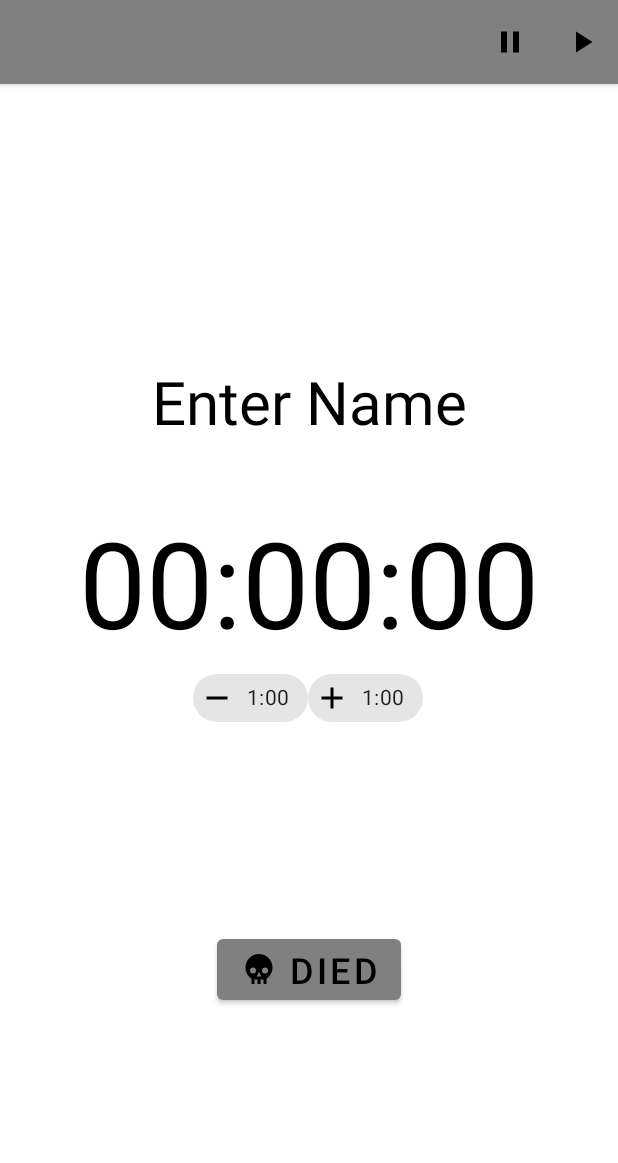
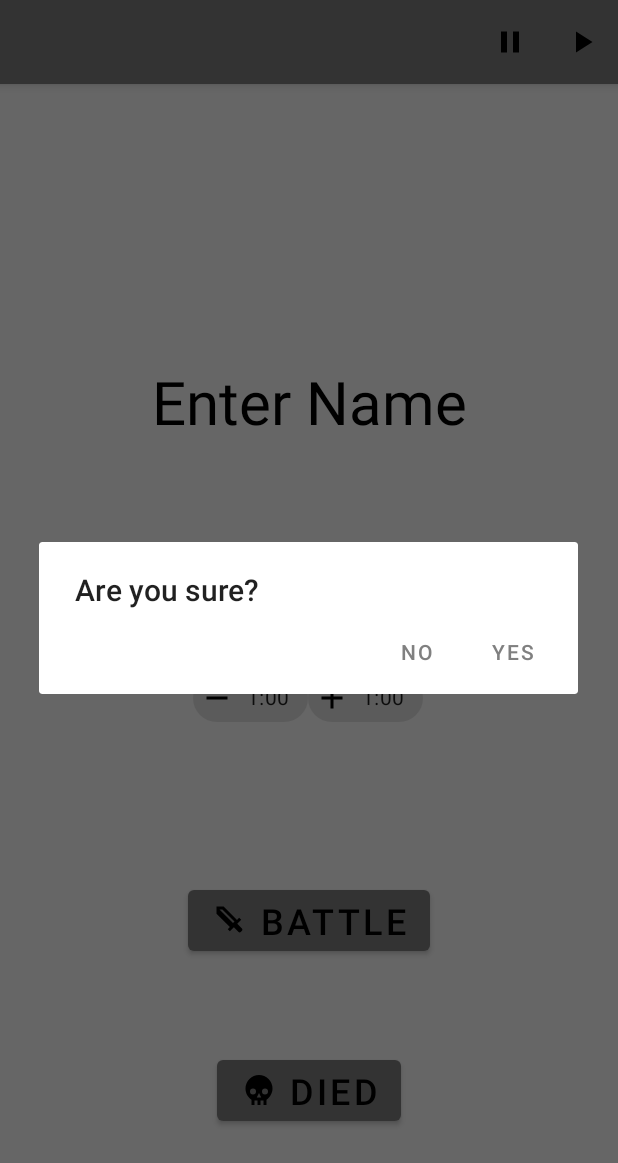
Before and after one commit to remsyk/MTG_Commander_Timer, an Android app: the fragment CountdownFragment placed in its activity, after a tap on "DIED", on a phone screen of 412 x 824 dp. Shown: the top 1163 px of the screen. Run offline under Robolectric (Android 15) with nearby library versions, the phone set to English and light mode, and no system bars; 2 other taps on this screen came first.

Commit message:
battle button works

```diff
--- a/app/src/main/java/com/example/mtg_commander_timer/UtilFunc.kt
+++ b/app/src/main/java/com/example/mtg_commander_timer/UtilFunc.kt
@@ -30,3 +30,8 @@ fun Long.millisToString() = String.format("%02d:%02d:%02d",
     TimeUnit.MILLISECONDS.toMinutes(this) - TimeUnit.HOURS.toMinutes(TimeUnit.MILLISECONDS.toHours(this)),
     TimeUnit.MILLISECONDS.toSeconds(this) - TimeUnit.MINUTES.toSeconds(TimeUnit.MILLISECONDS.toMinutes(this))
 )
+
+fun Long.millisToMinString() = String.format("%02d:%02d",
+    TimeUnit.MILLISECONDS.toMinutes(this) - TimeUnit.HOURS.toMinutes(TimeUnit.MILLISECONDS.toHours(this)),
+    TimeUnit.MILLISECONDS.toSeconds(this) - TimeUnit.MINUTES.toSeconds(TimeUnit.MILLISECONDS.toMinutes(this))
+)
--- /dev/null
+++ b/app/src/main/java/com/example/mtg_commander_timer/dialogs/DiedDialog.kt
@@ -0,0 +1,40 @@
+package com.example.mtg_commander_timer.dialogs
+
+import android.app.AlertDialog
+import android.app.Dialog
+import android.os.Bundle
+import androidx.fragment.app.DialogFragment
+import androidx.fragment.app.FragmentManager
+
+class DiedDialog : DialogFragment() {
+
+    var getValue: ((value: Boolean) -> Unit)? = null
+
+    override fun onCreateDialog(savedInstanceState: Bundle?): Dialog {
+
+        return AlertDialog.Builder(requireContext())
+            .setTitle("Are you sure?")
+            .setPositiveButton("YES") { dialog,  which ->
+                getValue?.let{it(true)}
+                delete = true
+
+            }
+            .setNegativeButton("No") { dialog, which ->
+                getValue?.let{it(false)}
+            }
+
+            .create()
+    }
+
+    companion object {
+        private val newInstance = DiedDialog()
+        private const val TAG = "DiedDialog"
+         private var delete=  false
+
+        fun show(fragmentManager: FragmentManager): DiedDialog {
+            val dialog = newInstance
+            dialog.show(fragmentManager, TAG)
+            return dialog
+        }
+    }
+}
--- a/app/src/main/java/com/example/mtg_commander_timer/MainFragment.kt
+++ b/app/src/main/java/com/example/mtg_commander_timer/fragments/MainFragment.kt
@@ -1,21 +1,16 @@
-package com.example.mtg_commander_timer
+package com.example.mtg_commander_timer.fragments
 
-import android.content.Intent
 import android.os.Bundle
 import android.view.LayoutInflater
 import android.view.View
 import android.view.ViewGroup
-import android.widget.ArrayAdapter
-import android.widget.AutoCompleteTextView
-import androidx.appcompat.app.AppCompatActivity
 import androidx.core.widget.doAfterTextChanged
 import androidx.fragment.app.Fragment
 import androidx.lifecycle.Observer
-import kotlinx.android.synthetic.main.fragment_countdown.*
-import kotlinx.android.synthetic.main.fragment_countdown.view.*
+import com.example.mtg_commander_timer.*
+import com.example.mtg_commander_timer.dialogs.TimeChangeDialog
 import kotlinx.android.synthetic.main.fragment_main_view.*
 import kotlinx.android.synthetic.main.viewgroup_enter_name.view.*
-import kotlin.concurrent.timer
 
 
 class MainFragment : Fragment() {
@@ -28,7 +23,8 @@ class MainFragment : Fragment() {
     //TODO use this for the bot trader
     override fun onActivityCreated(savedInstanceState: Bundle?) {
         super.onActivityCreated(savedInstanceState)
-        CountDownViewModel.getTimeList().observe(activity!!, Observer<MutableList<TimerModel>> {
+        CountDownViewModel.getTimeList()
+            .observe(activity!!, Observer<MutableList<TimerModel>> {
             timerList = it
         })
 
@@ -75,7 +71,10 @@ class MainFragment : Fragment() {
         include_enter_name_1.textinputeditText_name.setOnFocusChangeListener { view, b ->
             if(b){
                 include_enter_name_1.textinputeditText_name.doAfterTextChanged {
-                    CountDownViewModel.setPlayerName(it.toString(), 0)
+                    CountDownViewModel.setPlayerName(
+                        it.toString(),
+                        0
+                    )
                 }
             }
         }
@@ -84,7 +83,10 @@ class MainFragment : Fragment() {
         include_enter_name_2.textinputeditText_name.setOnFocusChangeListener { view, b ->
             if(b){
                 include_enter_name_2.textinputeditText_name.doAfterTextChanged {
-                    CountDownViewModel.setPlayerName(it.toString(), 1)
+                    CountDownViewModel.setPlayerName(
+                        it.toString(),
+                        1
+                    )
                 }
             }
         }
@@ -92,7 +94,10 @@ class MainFragment : Fragment() {
         include_enter_name_3.textinputeditText_name.setOnFocusChangeListener { view, b ->
             if(b){
                 include_enter_name_3.textinputeditText_name.doAfterTextChanged {
-                    CountDownViewModel.setPlayerName(it.toString(), 2)
+                    CountDownViewModel.setPlayerName(
+                        it.toString(),
+                        2
+                    )
                 }
             }
         }
@@ -100,7 +105,10 @@ class MainFragment : Fragment() {
         include_enter_name_4.textinputeditText_name.setOnFocusChangeListener { view, b ->
             if(b){
                 include_enter_name_4.textinputeditText_name.doAfterTextChanged {
-                    CountDownViewModel.setPlayerName(it.toString(), 3)
+                    CountDownViewModel.setPlayerName(
+                        it.toString(),
+                        3
+                    )
                 }
             }
         }
@@ -116,7 +124,14 @@ class MainFragment : Fragment() {
                     include_enter_name_3.visibility = View.VISIBLE
                     include_enter_name_4.visibility = View.GONE
                     if (timerList.size <= 2) {
-                        timerList.add(TimerModel("Enter Name", 0, null, true))
+                        timerList.add(
+                            TimerModel(
+                                "Enter Name",
+                                0,
+                                null,
+                                true
+                            )
+                        )
                     }
                     if (timerList.size == 4) {
 
@@ -129,7 +144,14 @@ class MainFragment : Fragment() {
                     include_enter_name_3.visibility = View.VISIBLE
                     include_enter_name_4.visibility = View.VISIBLE
                     if (timerList.size <= 3) {
-                        timerList.add(TimerModel("Enter Name", 0, null, true))
+                        timerList.add(
+                            TimerModel(
+                                "Enter Name",
+                                0,
+                                null,
+                                true
+                            )
+                        )
 
                     }
                 }
@@ -147,37 +169,47 @@ class MainFragment : Fragment() {
         }
 
         include_enter_name_1.button_timer.setOnClickListener {
-            TimeChangeDialog.show(requireFragmentManager()).getValue = { value ->
+            TimeChangeDialog.show(
+                requireFragmentManager()
+            ).getValue = { value ->
                 include_enter_name_1.button_timer.text = value.millisToString()
                 timerList[0].countdownTime = value
             }
         }
 
         include_enter_name_2.button_timer.setOnClickListener {
-            TimeChangeDialog.show(requireFragmentManager()).getValue = { value ->
+            TimeChangeDialog.show(
+                requireFragmentManager()
+            ).getValue = { value ->
                 include_enter_name_2.button_timer.text = value.millisToString()
                 timerList[1].countdownTime = value
             }
         }
 
         include_enter_name_3.button_timer.setOnClickListener {
-            TimeChangeDialog.show(requireFragmentManager()).getValue = { value ->
+            TimeChangeDialog.show(
+                requireFragmentManager()
+            ).getValue = { value ->
                 include_enter_name_3.button_timer.text = value.millisToString()
                 timerList[2].countdownTime = value
             }
         }
 
         include_enter_name_4.button_timer.setOnClickListener {
-            TimeChangeDialog.show(requireFragmentManager()).getValue = { value ->
+            TimeChangeDialog.show(
+                requireFragmentManager()
+            ).getValue = { value ->
                 include_enter_name_4.button_timer.text = value.millisToString()
                 timerList[3].countdownTime = value
             }
         }
 
         textview_timer.setOnClickListener {
-            TimeChangeDialog.show(requireFragmentManager()).getValue = { value ->
+            TimeChangeDialog.show(
+                requireFragmentManager()
+            ).getValue = { value ->
                 textview_timer.text = value.millisToString()
-
+                MainActivity.firstTimeSet = true
                 timerList.iterator().forEach {
                     it.countdownTime = value
                 }
@@ -189,5 +221,16 @@ class MainFragment : Fragment() {
 
             }
         }
+
+        textview_battle_time.text = MainActivity.battleTime.millisToMinString()
+        textview_battle_time.setOnClickListener {
+            TimeChangeDialog.show(
+                requireFragmentManager()
+            ).getValue = { value ->
+                textview_battle_time.text = value.millisToMinString()
+                MainActivity.battleTime = value
+
+            }
+        }
     }
 }
--- /dev/null
+++ b/app/src/main/res/drawable/ic_sword.xml
@@ -0,0 +1,9 @@
+<vector xmlns:android="http://schemas.android.com/apk/res/android"
+    android:width="24dp"
+    android:height="24dp"
+    android:viewportWidth="24"
+    android:viewportHeight="24">
+  <path
+      android:fillColor="#FF000000"
+      android:pathData="M6.92,5H5L14,14L15,13.06M19.96,19.12L19.12,19.96C18.73,20.35 18.1,20.35 17.71,19.96L14.59,16.84L11.91,19.5L10.5,18.09L11.92,16.67L3,7.75V3H7.75L16.67,11.92L18.09,10.5L19.5,11.91L16.83,14.58L19.95,17.7C20.35,18.1 20.35,18.73 19.96,19.12Z"/>
+</vector>
--- a/app/src/main/res/layout/fragment_countdown.xml
+++ b/app/src/main/res/layout/fragment_countdown.xml
@@ -48,6 +48,20 @@
         app:layout_constraintTop_toBottomOf="@+id/textview_countdown" />
 
     <Button
+        android:id="@+id/button_battle"
+        android:layout_width="wrap_content"
+        android:layout_height="wrap_content"
+        android:drawableLeft="@drawable/ic_sword"
+        android:text="Battle"
+        android:textColor="@color/black"
+        android:textSize="@dimen/title_large"
+        app:layout_constraintBottom_toBottomOf="@id/button_died"
+        app:layout_constraintEnd_toEndOf="parent"
+        app:layout_constraintStart_toStartOf="parent"
+        app:layout_constraintTop_toBottomOf="@+id/include_chip_groups"
+        app:layout_constraintVertical_bias="0.463" />
+
+    <Button
         android:id="@+id/button_died"
         android:layout_width="wrap_content"
         android:layout_height="wrap_content"
@@ -58,8 +72,9 @@
         app:layout_constraintBottom_toBottomOf="parent"
         app:layout_constraintEnd_toEndOf="parent"
         app:layout_constraintStart_toStartOf="parent"
-        app:layout_constraintTop_toBottomOf="@+id/include_chip_groups"
+        app:layout_constraintTop_toBottomOf="@+id/button_battle"
         app:layout_constraintVertical_bias="0.463" />
 
 
+
 </androidx.constraintlayout.widget.ConstraintLayout>
```
Also changed, not shown: app/src/main/java/com/example/mtg_commander_timer/MainActivity.kt (+16 -9 lines), app/src/main/java/com/example/mtg_commander_timer/dialogs/BattleDialog.kt (added, +61 -0 lines), app/src/main/java/com/example/mtg_commander_timer/dialogs/TimeChangeDialog.kt (renamed from app/src/main/java/com/example/mtg_commander_timer/TimeChangeDialog.kt, +19 -8 lines), app/src/main/java/com/example/mtg_commander_timer/fragments/CountdownFragment.kt (renamed from app/src/main/java/com/example/mtg_commander_timer/CountdownFragment.kt, +23 -12 lines), app/src/main/java/com/example/mtg_commander_timer/fragments/CountdownViewPagerFragment.kt (renamed from app/src/main/java/com/example/mtg_commander_timer/CountdownViewPagerFragment.kt, +12 -5 lines), app/src/main/res/layout/fragment_main_view.xml (+11 -0 lines), app/src/main/res/layout/viewgroup_battle_dialog.xml (added, +20 -0 lines).
